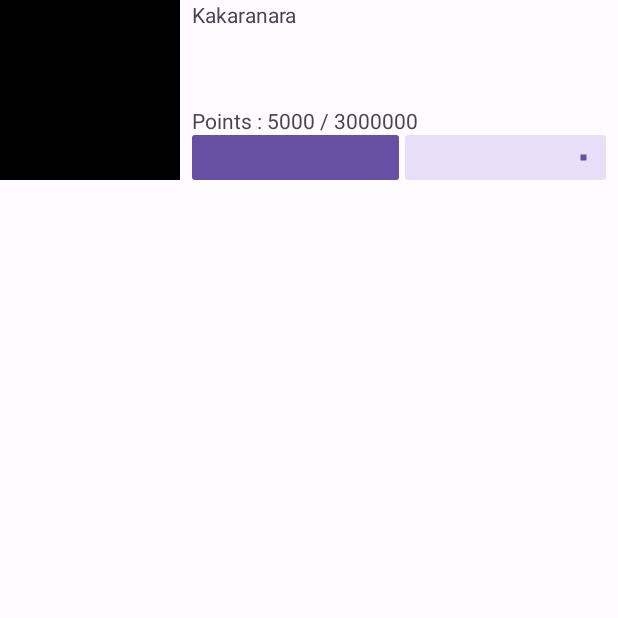
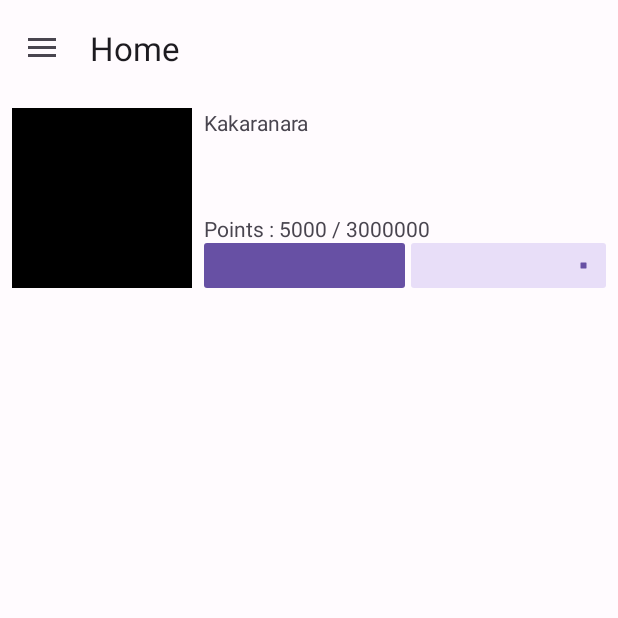
Before and after one commit to Kakaranara/Healtikuy, an Android app: the screen it shows after launch (MainActivity), on a phone screen of 412 x 824 dp, the top half of it. Run offline under Robolectric (Android 15) with nearby library versions, the phone set to English and light mode, and no system bars; our stand-ins replace navigation-ui.

Commit message:
drawer early setup

```diff
--- a/app/src/main/java/com/kocci/healtikuy/HomeFragment.kt
+++ b/app/src/main/java/com/kocci/healtikuy/HomeFragment.kt
@@ -5,11 +5,14 @@ import androidx.fragment.app.Fragment
 import android.view.LayoutInflater
 import android.view.View
 import android.view.ViewGroup
-import android.widget.Toast
+import androidx.drawerlayout.widget.DrawerLayout
+import androidx.navigation.fragment.findNavController
+import androidx.navigation.ui.AppBarConfiguration
+import androidx.navigation.ui.setupWithNavController
 import com.kocci.healtikuy.databinding.FragmentHomeBinding
 
 class HomeFragment : Fragment(), View.OnClickListener {
-    private var _binding : FragmentHomeBinding? = null
+    private var _binding: FragmentHomeBinding? = null
     private val binding get() = _binding!!
 
     override fun onCreateView(
@@ -23,15 +26,24 @@ class HomeFragment : Fragment(), View.OnClickListener {
 
     override fun onViewCreated(view: View, savedInstanceState: Bundle?) {
         super.onViewCreated(view, savedInstanceState)
+        appbarConfiguration()
+
         binding.statusIndicator.setProgressCompat(50, true)
     }
 
     override fun onClick(v: View?) {
-        when(v){
+        when (v) {
             /**
              * handle button click
              */
         }
+    }
+
+    private fun appbarConfiguration(){
+        val navController = findNavController()
+        val drawerLayout = activity?.findViewById<DrawerLayout>(R.id.drawer_layout)
+        val appBarConfiguration = AppBarConfiguration(navController.graph, drawerLayout)
+        binding.toolbar.setupWithNavController(navController, appBarConfiguration)
     }
 
     override fun onDestroyView() {
--- a/app/src/main/java/com/kocci/healtikuy/MainActivity.kt
+++ b/app/src/main/java/com/kocci/healtikuy/MainActivity.kt
@@ -1,18 +1,25 @@
 package com.kocci.healtikuy
 
+import android.os.Bundle
 import androidx.appcompat.app.AppCompatActivity
-import android.os.Bundle
-import android.widget.Toast
+import androidx.navigation.fragment.NavHostFragment
+import androidx.navigation.ui.setupWithNavController
 import com.kocci.healtikuy.databinding.ActivityMainBinding
 
 class MainActivity : AppCompatActivity() {
 
-    private val binding by lazy{
+    private val binding by lazy {
         ActivityMainBinding.inflate(layoutInflater)
     }
 
     override fun onCreate(savedInstanceState: Bundle?) {
         super.onCreate(savedInstanceState)
         setContentView(binding.root)
+
+        val navHostFragment =
+            supportFragmentManager.findFragmentById(R.id.fragmentContainerView) as NavHostFragment
+        val navController = navHostFragment.navController
+        binding.navigationView.setupWithNavController(navController)
+
     }
 }
--- a/app/src/main/res/layout/activity_main.xml
+++ b/app/src/main/res/layout/activity_main.xml
@@ -1,7 +1,8 @@
 <?xml version="1.0" encoding="utf-8"?>
-<androidx.constraintlayout.widget.ConstraintLayout xmlns:android="http://schemas.android.com/apk/res/android"
+<androidx.drawerlayout.widget.DrawerLayout xmlns:android="http://schemas.android.com/apk/res/android"
     xmlns:app="http://schemas.android.com/apk/res-auto"
     xmlns:tools="http://schemas.android.com/tools"
+    android:id="@+id/drawer_layout"
     android:layout_width="match_parent"
     android:layout_height="match_parent"
     tools:context=".MainActivity">
@@ -13,4 +14,11 @@
         android:layout_height="match_parent"
         app:defaultNavHost="true"
         app:navGraph="@navigation/navgraph_main" />
-</androidx.constraintlayout.widget.ConstraintLayout>
+
+    <com.google.android.material.navigation.NavigationView
+        android:id="@+id/navigationView"
+        android:layout_width="wrap_content"
+        android:layout_height="match_parent"
+        android:layout_gravity="start"
+        app:menu="@menu/menu_drawer"/>
+</androidx.drawerlayout.widget.DrawerLayout>
--- a/app/src/main/res/layout/fragment_home.xml
+++ b/app/src/main/res/layout/fragment_home.xml
@@ -11,22 +11,32 @@
         android:layout_width="match_parent"
         android:layout_height="wrap_content">
 
+        <com.google.android.material.appbar.MaterialToolbar
+            android:id="@+id/toolbar"
+            android:layout_width="match_parent"
+            android:layout_height="wrap_content"
+            app:layout_constraintEnd_toEndOf="parent"
+            app:layout_constraintStart_toStartOf="parent"
+            app:layout_constraintTop_toTopOf="parent" />
+
         <View
             android:id="@+id/imgAvatar"
             android:layout_width="120dp"
             android:layout_height="120dp"
+            android:layout_marginStart="8dp"
+            android:layout_marginTop="8dp"
             android:background="@color/black"
             app:layout_constraintStart_toStartOf="parent"
-            app:layout_constraintTop_toTopOf="parent" />
+            app:layout_constraintTop_toBottomOf="@id/toolbar" />
 
         <TextView
             android:id="@+id/tvName"
             android:layout_width="wrap_content"
             android:layout_height="wrap_content"
             android:layout_marginStart="8dp"
+            android:text="Kakaranara"
             app:layout_constraintStart_toEndOf="@+id/imgAvatar"
-            app:layout_constraintTop_toTopOf="parent"
-            android:text="Kakaranara" />
+            app:layout_constraintTop_toTopOf="@+id/imgAvatar" />
 
         <com.google.android.material.progressindicator.LinearProgressIndicator
             android:id="@+id/statusIndicator"
--- /dev/null
+++ b/app/src/main/res/menu/menu_drawer.xml
@@ -0,0 +1,16 @@
+<?xml version="1.0" encoding="utf-8"?>
+<menu xmlns:android="http://schemas.android.com/apk/res/android"
+    xmlns:app="http://schemas.android.com/apk/res-auto">
+    <item
+        android:id="@+id/action_home"
+        android:title="@string/home"
+        app:showAsAction="never" />
+    <item
+        android:id="@+id/action_leaderboards"
+        android:title="@string/leaderboards"
+        app:showAsAction="never" />
+    <item
+        android:id="@+id/action_logout"
+        android:title="@string/logout"
+        app:showAsAction="never" />
+</menu>
--- a/app/src/main/res/navigation/navgraph_main.xml
+++ b/app/src/main/res/navigation/navgraph_main.xml
@@ -8,6 +8,6 @@
     <fragment
         android:id="@+id/homeFragment"
         android:name="com.kocci.healtikuy.HomeFragment"
-        android:label="fragment_home"
+        android:label="Home"
         tools:layout="@layout/fragment_home" />
 </navigation>
--- a/app/src/main/res/values/strings.xml
+++ b/app/src/main/res/values/strings.xml
@@ -3,4 +3,7 @@
     <!-- TODO: Remove or change this placeholder text -->
     <string name="hello_blank_fragment">Hello blank fragment</string>
     <string name="main_feature">Main Feature</string>
+    <string name="home">Home</string>
+    <string name="leaderboards">Leaderboards</string>
+    <string name="logout">Logout</string>
 </resources>
```
